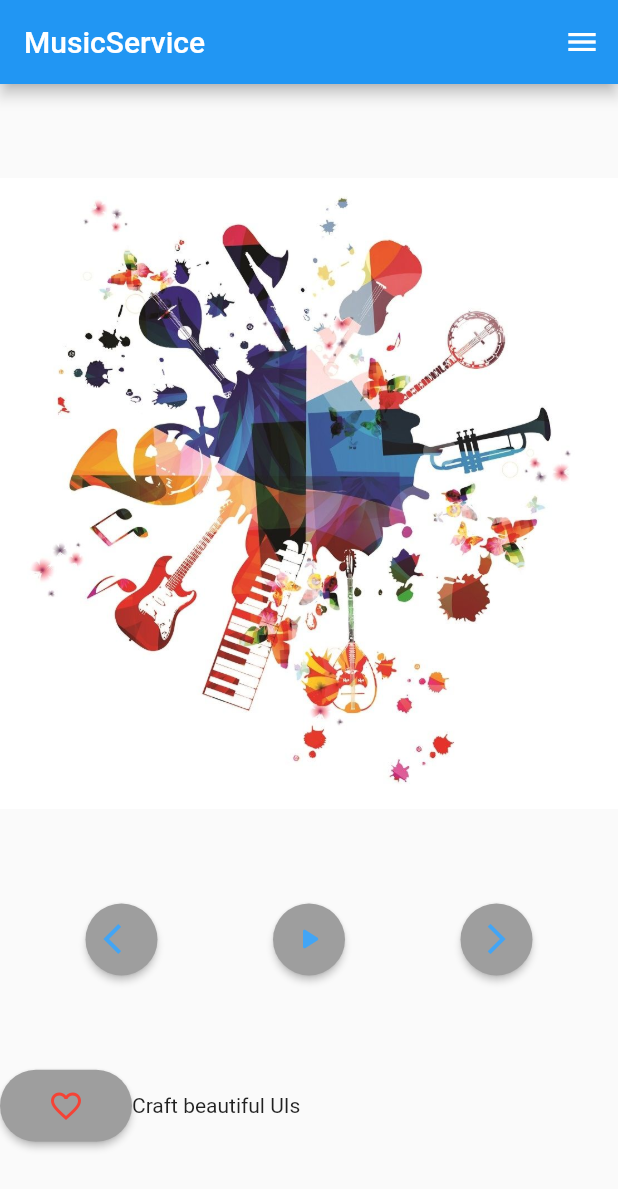
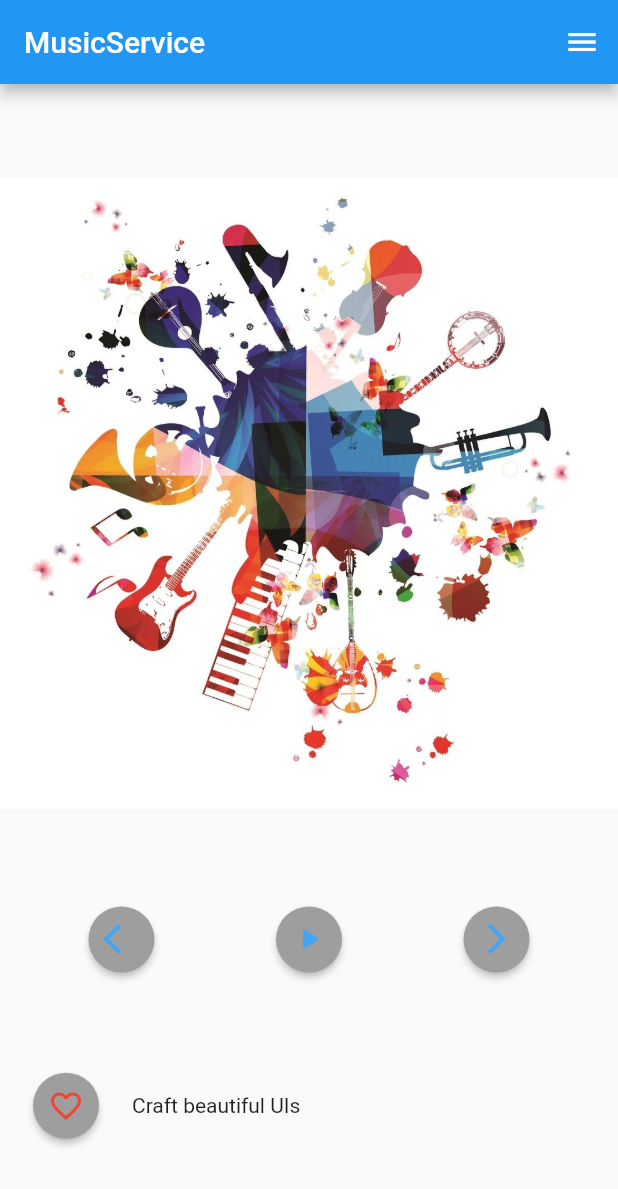
Before and after one commit to ilyasbelfar/TDM_TP_Finale_With_Fluter, a Flutter app: the screen it shows after launch, on a phone screen of 412 x 824 dp. Shown: the top 1189 px of the screen. Run offline on Flutter 3.47's test engine with Material 2 defaults, Android fonts, the phone set to English and light mode, and no system bars; our stand-ins replace file_picker, permission_handler.

Commit message:
Update main.dart

```diff
--- a/lib/main.dart
+++ b/lib/main.dart
@@ -21,7 +21,16 @@ class FavorisScreen extends StatelessWidget {
           itemBuilder: (BuildContext context, int index) {
             return ListTile(
               title: Text("title $index", style: TextStyle(fontWeight: FontWeight.bold, fontSize: 20),),
-              leading: Icon(Icons.music_note),
+              leading: RaisedButton(
+                color: Colors.grey,
+                padding: EdgeInsets.symmetric(
+                  vertical: 12,
+                ),
+                shape: CircleBorder(),
+                child: Icon(Icons.music_note, color: Colors.red,),
+                onPressed: () {
+                },
+              ),
               isThreeLine: false,
               dense: true,
               contentPadding: EdgeInsets.all(10.0),
@@ -134,7 +143,7 @@ class _HomeState extends State<Home> {
                 RaisedButton(
                   color: Colors.grey,
                   padding: EdgeInsets.symmetric(
-                    vertical: 12,
+                    vertical: 10,
                   ),
                   shape: CircleBorder(),
                   child: Icon(Icons.arrow_back_ios, color: Colors.blue.shade400,),
@@ -144,7 +153,7 @@ class _HomeState extends State<Home> {
         RaisedButton(
           color: Colors.grey,
           padding: EdgeInsets.symmetric(
-            vertical: 12,
+            vertical: 10,
           ),
           shape: CircleBorder(),
           child: Icon(_isPlaying?Icons.pause:Icons.play_arrow_rounded, color: Colors.blue.shade400,),
@@ -157,7 +166,7 @@ class _HomeState extends State<Home> {
                 RaisedButton(
                   color: Colors.grey,
                   padding: EdgeInsets.symmetric(
-                    vertical: 12,
+                    vertical: 10,
                   ),
                   shape: CircleBorder(),
                   child: Icon(Icons.arrow_forward_ios, color: Colors.blue.shade400,),
@@ -171,9 +180,9 @@ class _HomeState extends State<Home> {
                 RaisedButton(
                   color: Colors.grey,
                   padding: EdgeInsets.symmetric(
-                    vertical: 12,
+                    vertical: 10,
                   ),
-                  shape: StadiumBorder(),
+                  shape: CircleBorder(),
                   child: Icon(_isFavorite?Icons.favorite:Icons.favorite_outline, color: Colors.red,),
                   onPressed: () {
                     setState(() {
```
